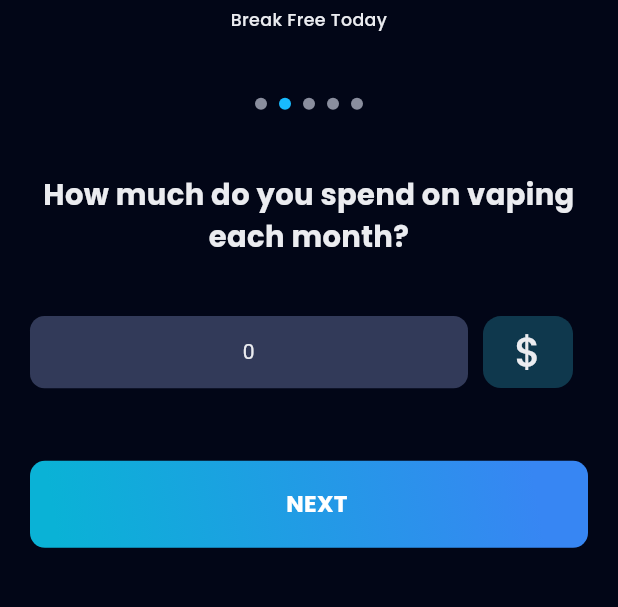
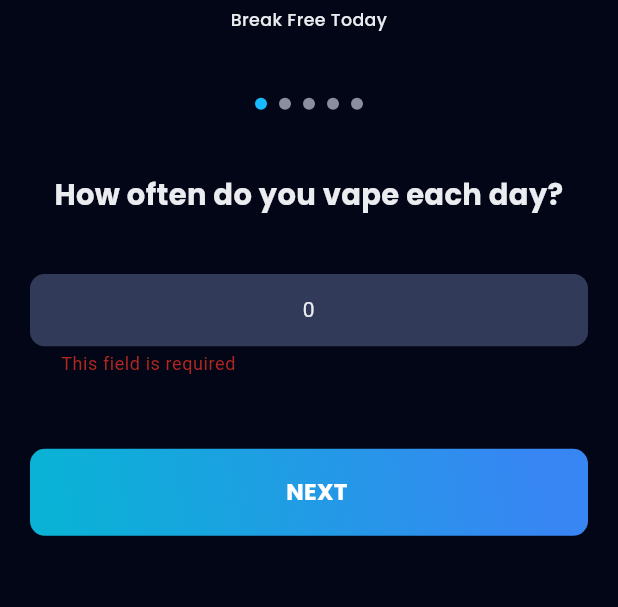
Before and after one commit to bdCalling-Sdt-hub/Vapeless-App, a Flutter app: the FirstQuestionScreen screen opened by its route, after a tap on "NEXT", on a phone screen of 412 x 824 dp, the part 284-891 px from its top. Run offline on Flutter 3.47's test engine with Material 3 defaults, Android fonts, the phone set to English and light mode, and no system bars; our stand-ins replace cached_network_image, carousel_slider, fl_chart, flutter_html, flutter_local_notifications, flutter_rating_bar and 10 more; missing offline and left inert: flutter_stripe, linear_progress_bar; accounts and stored records are empty; network calls fail.

Commit message:
improve code

```diff
--- a/lib/controllers/common_controller/auth/change_password_controller.dart
+++ b/lib/controllers/common_controller/auth/change_password_controller.dart
@@ -13,8 +13,7 @@ class ChangePasswordController extends GetxController {
   TextEditingController confirmPasswordController = TextEditingController();
 
   Future<void> changePasswordRepo() async {
-    Get.back();
-    return;
+
     isLoading = true;
     update();
 
--- a/lib/main.dart
+++ b/lib/main.dart
@@ -2,6 +2,8 @@ import 'package:flutter/material.dart';
 import 'package:flutter_screenutil/flutter_screenutil.dart';
 import 'package:flutter_stripe/flutter_stripe.dart';
 import 'package:get/get.dart';
+import 'package:vapeless/services/api_service.dart';
+import 'package:vapeless/utils/app_url.dart';
 import 'package:vapeless/utils/payment_key.dart';
 import 'helpers/app_routes.dart';
 import 'helpers/dependency_injection.dart';
@@ -49,5 +51,7 @@ class MyApp extends StatelessWidget {
         getPages: AppRoutes.routes,
       ),
     );
+
+
   }
 }
--- /dev/null
+++ b/lib/models/user_model.dart
@@ -0,0 +1,37 @@
+class UserModel {
+  final String id;
+  final String fullName;
+  final String email;
+  final String image;
+  final String password;
+  final String role;
+  final DateTime createdAt;
+  final DateTime updatedAt;
+  final int v;
+
+  factory UserModel.fromJson(Map<String, dynamic> json) {
+    return UserModel(
+      id: json['_id'] ?? '',
+      fullName: json['fullName'] ?? '',
+      email: json['email'] ?? '',
+      image: json['image'] ?? "",
+      password: json['password'] ?? '',
+      role: json['role'] ?? "user",
+      createdAt: DateTime.tryParse(json['createdAt'] ?? '') ?? DateTime.now(),
+      updatedAt: DateTime.tryParse(json['updatedAt'] ?? '') ?? DateTime.now(),
+      v: json['__v'] ?? 0,
+    );
+  }
+
+  UserModel({
+    required this.id,
+    required this.fullName,
+    required this.email,
+    required this.image,
+    required this.password,
+    required this.role,
+    required this.createdAt,
+    required this.updatedAt,
+    required this.v,
+  });
+}
--- a/lib/utils/app_url.dart
+++ b/lib/utils/app_url.dart
@@ -1,19 +1,21 @@
 class AppUrls {
-  static const baseUrl = "http://192.168.10.176:3000";
+  static const baseUrl = "http://192.168.10.176:3000/api/v1";
   static const imageUrl = "http://192.168.10.176:3000";
-  static const socketUrl = "http://103.145.138.74:3001";
+  static const socketUrl = "http://192.168.10.176:3001";
 
 
-
+  static const signIn = "$baseUrl/users/sign-in";
   static const signUp = "$baseUrl/users/sign-up";
   static const verifyEmail = "$baseUrl/users/verify-email";
-  static const signIn = "$baseUrl/users/sign-in";
+  static const profile = "$baseUrl/users/user-details";
   static const forgotPassword = "$baseUrl/users/forget-password";
   static const verifyOtp = "$baseUrl/users/verify-otp";
   static const resetPassword = "$baseUrl/users/reset-password";
   static const changePassword = "$baseUrl/users/change-password";
   static const user = "$baseUrl/users";
   static const notifications = "$baseUrl/notifications";
+  static const vapingInfo = "$baseUrl/vaping-info";
+  static const vapeStatisticsDashboard = "$baseUrl/vape-statistics/dashboard";
   static const privacyPolicies = "$baseUrl/privacy-policies";
   static const termsOfServices = "$baseUrl/terms-and-conditions";
   static const chats = "$baseUrl/chats";
--- a/lib/view/component/button/common_button.dart
+++ b/lib/view/component/button/common_button.dart
@@ -57,9 +57,15 @@ class CommonButton extends StatelessWidget {
             borderRadius: BorderRadius.circular(10), // Rounded corners
           ),
           child: isLoading
-              ? Platform.isIOS
-                  ? const CupertinoActivityIndicator()
-                  : const CircularProgressIndicator()
+              ? Center(
+                child: SizedBox(
+                    height: 30,
+                    width: 30,
+                    child: Platform.isIOS
+                        ? const CupertinoActivityIndicator()
+                        : const CircularProgressIndicator(),
+                  ),
+              )
               : Row(
                   mainAxisAlignment: MainAxisAlignment.center,
                   children: [
--- a/lib/view/screen/common_screen/auth/sign up/sign_up_screen.dart
+++ b/lib/view/screen/common_screen/auth/sign up/sign_up_screen.dart
@@ -56,7 +56,6 @@ class SignUpScreen extends StatelessWidget {
                     onTap: () {
                       if (formKey.currentState!.validate()) {
                         controller.signUpUser();
-                        PrefsHelper.myRole = controller.selectRole;
                       }
                     },
                   ),
--- a/lib/view/screen/question/first_question_screen.dart
+++ b/lib/view/screen/question/first_question_screen.dart
@@ -2,6 +2,7 @@ import 'package:flutter/material.dart';
 import 'package:get/get.dart';
 import 'package:vapeless/controllers/question_controller.dart';
 import 'package:vapeless/helpers/my_extension.dart';
+import 'package:vapeless/helpers/other_helper.dart';
 import 'package:vapeless/view/component/button/common_button.dart';
 import 'package:vapeless/view/component/text_field/common_text_field.dart';
 
@@ -10,14 +11,18 @@ import '../../../utils/app_string.dart';
 import '../../component/text/common_text.dart';
 
 class FirstQuestionScreen extends StatelessWidget {
-  const FirstQuestionScreen({super.key});
+  FirstQuestionScreen({super.key});
+
+  final formKey = GlobalKey<FormState>();
 
   @override
   Widget build(BuildContext context) {
     return Scaffold(
       body: GetBuilder<QuestionController>(
-        builder: (controller) => Padding(
+        builder: (controller) => SingleChildScrollView(
           padding: const EdgeInsets.symmetric(horizontal: 20),
+          child: Form(
+            key: formKey,
             child: Column(
               children: [
                 150.height,
@@ -61,15 +66,26 @@ class FirstQuestionScreen extends StatelessWidget {
                   top: 40,
                   bottom: 40,
                 ).center,
+                if (controller.index == 0)
+                  CommonTextField(
+                    hintText: "0",
+                    keyboardType: TextInputType.number,
+                    textAlign: TextAlign.center,
+                    validator: OtherHelper.validator,
+                    controller: controller.noOfVapePerDayController,
+                  ),
+                if (controller.index == 1)
                   Row(
                     children: [
                       Expanded(
                         child: CommonTextField(
                           hintText: "0",
+                          keyboardType: TextInputType.number,
                           textAlign: TextAlign.center,
+                          validator: OtherHelper.validator,
+                          controller: controller.investPerMonthController,
                         ),
                       ),
-                  if (controller.index == 1)
                       Container(
                         width: 60,
                         height: 48,
@@ -84,12 +100,26 @@ class FirstQuestionScreen extends StatelessWidget {
                       )
                     ],
                   ),
+                if (controller.index == 2)
+                  CommonTextField(
+                    hintText: "0",
+                    keyboardType: TextInputType.number,
+                    textAlign: TextAlign.center,
+                    validator: OtherHelper.validator,
+                    controller: controller.noOfMlPerVapeController,
+                  ),
                 50.height,
                 if (controller.index < 3)
                   CommonButton(
                     titleText: AppString.next,
-                  onTap: controller.nextQuestion,
+                    onTap: () {
+                      if (formKey.currentState!.validate()) {
+                        controller.nextQuestion();
+                      }
+                    },
                   ),
+                if (controller.isLoading) const CircularProgressIndicator(),
+                20.height,
                 if (controller.index >= 3)
                   Row(
                     children: [
@@ -98,7 +128,7 @@ class FirstQuestionScreen extends StatelessWidget {
                         titleText: AppString.no,
                         buttonColor: AppColors.t7,
                         borderColor: AppColors.t7,
-                      onTap: controller.nextQuestion,
+                        onTap: () => controller.ansOnTap(false),
                       )),
                       16.width,
                       Expanded(
@@ -106,7 +136,7 @@ class FirstQuestionScreen extends StatelessWidget {
                         titleText: AppString.yes,
                         borderColor: AppColors.inputBar,
                         buttonColor: AppColors.inputBar,
-                      onTap: controller.nextQuestion,
+                        onTap: () => controller.ansOnTap(true),
                       ))
                     ],
                   )
@@ -114,6 +144,7 @@ class FirstQuestionScreen extends StatelessWidget {
             ),
           ),
         ),
+      ),
     );
   }
 }
```
Also changed, not shown: lib/controllers/common_controller/auth/forget_password_controller.dart (+5 -8 lines), lib/controllers/common_controller/auth/sign_in_controller.dart (+7 -6 lines), lib/controllers/common_controller/auth/sign_up_controller.dart (+12 -12 lines), lib/controllers/common_controller/profile/profile_controller.dart (+60 -0 lines), lib/controllers/dashboard/dashboard_controller.dart (+37 -1 lines), lib/controllers/question_controller.dart (+62 -5 lines), lib/services/api_service.dart (+13 -6 lines), lib/view/screen/common_screen/auth/forgot password/verify_screen.dart (+4 -3 lines), lib/view/screen/common_screen/auth/sign up/verify_user.dart (+4 -3 lines), lib/view/screen/common_screen/profile/edit_profile.dart (+9 -3 lines), lib/view/screen/common_screen/profile/profile_screen.dart (+7 -2 lines), lib/view/screen/dashboard/dashboard_screen.dart (+7 -4 lines). Lines whose indentation alone changed are shown as unchanged.
